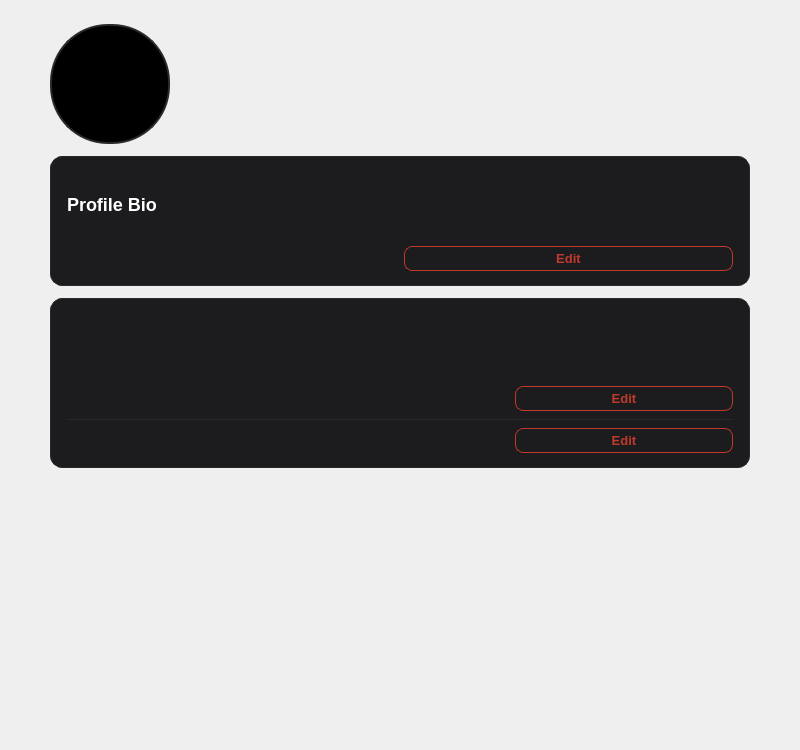
Old version of the form src/ui/profile/profile.ui in the repository DIDimov24/Aethera.
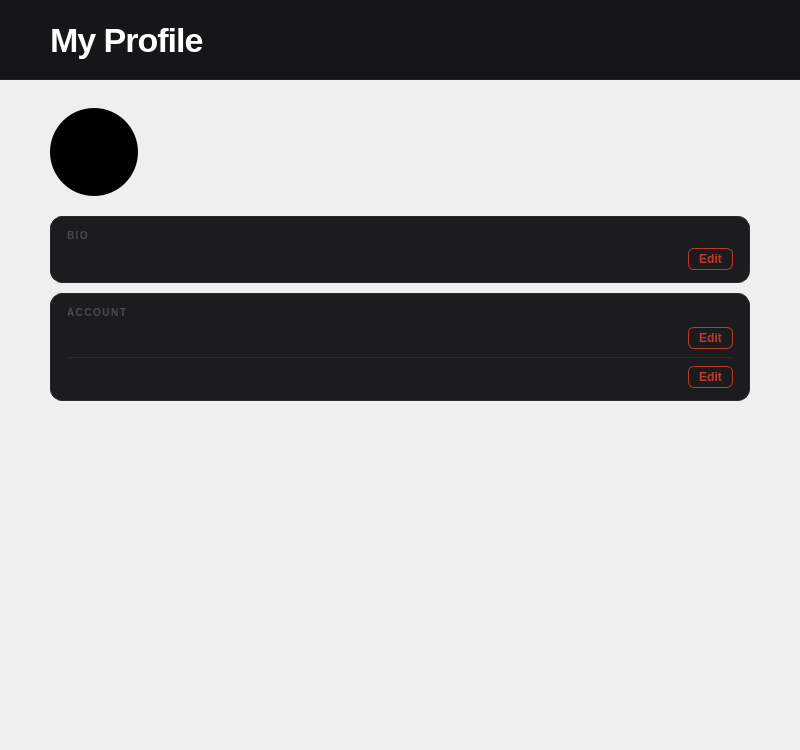
New version of the form.

What changed in the file:
```diff
--- a/src/ui/profile/profile.ui
+++ b/src/ui/profile/profile.ui
@@ -2,246 +2,186 @@
 <ui version="4.0">
  <class>Profile</class>
  <widget class="QWidget" name="Profile">
-  <property name="geometry">
-   <rect>
-    <x>0</x>
-    <y>0</y>
-    <width>800</width>
-    <height>750</height>
-   </rect>
-  </property>
-  <property name="windowTitle">
-   <string>Profile</string>
-  </property>
+  <property name="geometry"><rect><x>0</x><y>0</y><width>800</width><height>750</height></rect></property>
+  <property name="windowTitle"><string>Profile</string></property>
   <property name="styleSheet">
    <string notr="true">
 QWidget#Profile { background-color: #161618; }
+QWidget#profileHeader { background-color: #161618; border-bottom: 1px solid #222224; }
+QLabel#labelProfileTitle { color: #ffffff; font-size: 34px; font-weight: 700; letter-spacing: -1px; }
 QWidget#scrollAreaProfile { background: transparent; border: none; }
 QScrollBar:vertical { background: #0f0e1a; width: 8px; border-radius: 4px; }
 QScrollBar::handle:vertical { background: #2e2c50; border-radius: 4px; min-height: 30px; }
 QScrollBar::add-line:vertical, QScrollBar::sub-line:vertical { height: 0; }
-QWidget#avatarCircle { min-width: 116px; max-width: 116px; min-height: 116px; max-height: 116px; background-color: #000000; border-radius: 58px; border: 2px solid #2a2a2d; }
-QLabel#labelHeroUsername { color: #FFFFFF; font-size: 26px; font-weight: 700; margin-top: 4px; }
-QLabel#labelHeroGrade { color: #6b6b76; font-size: 15px; margin-top: 0px; }
-QLabel#labelHeroUsername { color: #FFFFFF; font-size: 22px; font-weight: 700; }
+QWidget#avatarCircle { min-width: 88px; max-width: 88px; min-height: 88px; max-height: 88px; background-color: #000000; border-radius: 44px; }
+QLabel#labelHeroUsername { color: #ffffff; font-size: 22px; font-weight: 700; }
 QLabel#labelHeroGrade { color: #6b6b76; font-size: 13px; }
-QLabel#labelSectionBio, QLabel#labelSectionAccount { color: #FFFFFF; font-size: 18px; font-weight: 700; }
-QLabel#labelSectionText { color: #6b6b76; font-size: 11px; font-weight: 600; letter-spacing: 0.08em; text-transform: uppercase; }
-QLabel#labelBioText, QLabel#labelAccountValue { color: #ffffff; font-size: 18px; }
-QLabel#labelBioTextEmpty, QLabel#labelBioTextActual { color: #6b6b76; font-size: 18px; }
-QLabel#labelAccountLabel, QLabel#labelFieldUsername, QLabel#labelFieldGrade { color: #6b6b76; font-size: 13px; }
+QLabel#labelSectionBio, QLabel#labelSectionAccount { color: #4a4a52; font-size: 10px; font-weight: 600; letter-spacing: 1.5px; }
+QLabel#labelBioText { font-size: 14px; }
+QLabel#labelFieldUsername, QLabel#labelFieldGrade { color: #6b6b76; font-size: 13px; min-width: 80px; max-width: 80px; }
+QLabel#labelAccountValueUsername, QLabel#labelAccountValueGrade { color: #ffffff; font-size: 14px; }
 QFrame#bioCard, QFrame#accountCard { background-color: #1c1c1f; border-radius: 12px; border: 1px solid #2a2a2d; }
 QFrame#innerDivider { background-color: #2a2a2d; min-height: 1px; max-height: 1px; border: none; }
-QPushButton#buttonEditBio, QPushButton#buttonEditUsername, QPushButton#buttonEditGrade { background-color: transparent; color: #c0392b; border: 1px solid #c0392b; border-radius: 8px; padding: 4px 12px; font-size: 13px; font-weight: 600; }
-QPushButton#buttonEditBio:hover, QPushButton#buttonEditUsername:hover, QPushButton#buttonEditGrade:hover { background-color: rgba(192, 57, 43, 0.12); }
+QPushButton#buttonEditBio, QPushButton#buttonEditUsername, QPushButton#buttonEditGrade {
+    background-color: transparent; color: #c0392b; border: 1px solid #c0392b;
+    border-radius: 6px; padding: 3px 10px; font-size: 12px; font-weight: 600;
+}
+QPushButton#buttonEditBio:hover, QPushButton#buttonEditUsername:hover, QPushButton#buttonEditGrade:hover {
+    background-color: rgba(192, 57, 43, 0.12);
+}
    </string>
   </property>
   <layout class="QVBoxLayout" name="pageProfileLayout">
-   <property name="spacing">
-    <number>0</number>
-   </property>
-   <property name="leftMargin">
-    <number>0</number>
-   </property>
-   <property name="topMargin">
-    <number>0</number>
-   </property>
-   <property name="rightMargin">
-    <number>0</number>
-   </property>
-   <property name="bottomMargin">
-    <number>0</number>
-   </property>
+   <property name="spacing"><number>0</number></property>
+   <property name="leftMargin"><number>0</number></property>
+   <property name="topMargin"><number>0</number></property>
+   <property name="rightMargin"><number>0</number></property>
+   <property name="bottomMargin"><number>0</number></property>
+   <item>
+    <widget class="QWidget" name="profileHeader" native="true">
+     <property name="minimumSize"><size><width>0</width><height>80</height></size></property>
+     <property name="maximumSize"><size><width>16777215</width><height>80</height></size></property>
+     <layout class="QHBoxLayout" name="profileHeaderLayout">
+      <property name="leftMargin"><number>50</number></property>
+      <property name="topMargin"><number>0</number></property>
+      <property name="rightMargin"><number>50</number></property>
+      <property name="bottomMargin"><number>0</number></property>
+      <item>
+       <widget class="QLabel" name="labelProfileTitle">
+        <property name="text"><string>My Profile</string></property>
+       </widget>
+      </item>
+      <item>
+       <spacer name="profileHeaderSpacer">
+        <property name="orientation"><enum>Qt::Orientation::Horizontal</enum></property>
+        <property name="sizeHint" stdset="0"><size><width>40</width><height>20</height></size></property>
+       </spacer>
+      </item>
+     </layout>
+    </widget>
+   </item>
    <item>
     <widget class="QScrollArea" name="scrollAreaProfile">
-     <property name="widgetResizable">
-      <bool>true</bool>
-     </property>
-     <property name="frameShape">
-      <enum>QFrame::Shape::NoFrame</enum>
-     </property>
+     <property name="widgetResizable"><bool>true</bool></property>
+     <property name="frameShape"><enum>QFrame::Shape::NoFrame</enum></property>
      <widget class="QWidget" name="scrollContentProfile">
-      <property name="geometry">
-       <rect>
-        <x>0</x>
-        <y>0</y>
-        <width>800</width>
-        <height>900</height>
-       </rect>
-      </property>
+      <property name="geometry"><rect><x>0</x><y>0</y><width>800</width><height>900</height></rect></property>
       <layout class="QVBoxLayout" name="layoutProfileContent">
-       <property name="spacing">
-        <number>12</number>
-       </property>
-       <property name="leftMargin">
-        <number>50</number>
-       </property>
-       <property name="topMargin">
-        <number>24</number>
-       </property>
-       <property name="rightMargin">
-        <number>50</number>
-       </property>
-       <property name="bottomMargin">
-        <number>20</number>
-       </property>
+       <property name="spacing"><number>0</number></property>
+       <property name="leftMargin"><number>50</number></property>
+       <property name="topMargin"><number>28</number></property>
+       <property name="rightMargin"><number>50</number></property>
+       <property name="bottomMargin"><number>40</number></property>
        <item>
         <layout class="QHBoxLayout" name="layoutHeroHeader">
-         <property name="spacing">
-          <number>12</number>
-         </property>
-         <property name="alignment">
-          <set>Qt::AlignLeft|Qt::AlignVCenter</set>
-         </property>
-         <item>
-          <widget class="QWidget" name="avatarCircle"/>
-         </item>
+         <property name="spacing"><number>20</number></property>
+         <item><widget class="QWidget" name="avatarCircle"/></item>
          <item>
           <layout class="QVBoxLayout" name="layoutHeroText">
-           <property name="spacing">
-            <number>0</number>
-           </property>
-           <item>
-            <widget class="QLabel" name="labelHeroUsername"/>
-           </item>
-           <item>
-            <widget class="QLabel" name="labelHeroGrade"/>
-           </item>
+           <property name="spacing"><number>4</number></property>
+           <item><widget class="QLabel" name="labelHeroUsername"/></item>
+           <item><widget class="QLabel" name="labelHeroGrade"/></item>
           </layout>
          </item>
+         <item>
+          <spacer name="heroHSpacer">
+           <property name="orientation"><enum>Qt::Orientation::Horizontal</enum></property>
+           <property name="sizeHint" stdset="0"><size><width>40</width><height>20</height></size></property>
+          </spacer>
+         </item>
         </layout>
        </item>
+       <item>
+        <widget class="QWidget" name="gapHeroCards" native="true">
+         <property name="minimumSize"><size><width>0</width><height>20</height></size></property>
+         <property name="maximumSize"><size><width>16777215</width><height>20</height></size></property>
+        </widget>
+       </item>
        <item>
         <widget class="QFrame" name="bioCard">
-         <property name="minimumSize">
-          <size>
-           <width>0</width>
-           <height>130</height>
-          </size>
-         </property>
-         <property name="sizePolicy">
-          <sizepolicy hsizetype="Preferred" vsizetype="Fixed">
-           <horstretch>0</horstretch>
-           <verstretch>0</verstretch>
-          </sizepolicy>
-         </property>
          <layout class="QVBoxLayout" name="layoutBioCard">
-          <property name="spacing">
-          <number>8</number>
-         </property>
-         <property name="leftMargin">
-          <number>16</number>
-         </property>
-         <property name="topMargin">
-          <number>14</number>
-         </property>
-         <property name="rightMargin">
-          <number>16</number>
-         </property>
-         <property name="bottomMargin">
-          <number>14</number>
-          </property>
-          <item>
-           <widget class="QLabel" name="labelSectionBio">
-            <property name="text">
-             <string>Profile Bio</string>
-            </property>
-           </widget>
-          </item>
+          <property name="spacing"><number>6</number></property>
+          <property name="leftMargin"><number>16</number></property>
+          <property name="topMargin"><number>12</number></property>
+          <property name="rightMargin"><number>16</number></property>
+          <property name="bottomMargin"><number>12</number></property>
+          <item><widget class="QLabel" name="labelSectionBio"><property name="text"><string>BIO</string></property></widget></item>
           <item>
            <layout class="QHBoxLayout" name="layoutBioRow">
+            <property name="spacing"><number>12</number></property>
+            <item><widget class="QLabel" name="labelBioText"/></item>
             <item>
-             <widget class="QLabel" name="labelBioText"/>
+             <spacer name="bioSpacer">
+              <property name="orientation"><enum>Qt::Orientation::Horizontal</enum></property>
+              <property name="sizeHint" stdset="0"><size><width>40</width><height>20</height></size></property>
+             </spacer>
             </item>
-            <item>
-             <spacer name="bioSpacer"/>
-            </item>
-            <item>
-             <widget class="QPushButton" name="buttonEditBio">
-              <property name="text">
-               <string>Edit</string>
-              </property>
-             </widget>
-            </item>
+            <item><widget class="QPushButton" name="buttonEditBio"><property name="text"><string>Edit</string></property></widget></item>
            </layout>
           </item>
          </layout>
         </widget>
        </item>
+       <item>
+        <widget class="QWidget" name="gapCards" native="true">
+         <property name="minimumSize"><size><width>0</width><height>10</height></size></property>
+         <property name="maximumSize"><size><width>16777215</width><height>10</height></size></property>
+        </widget>
+       </item>
        <item>
         <widget class="QFrame" name="accountCard">
-         <property name="minimumSize">
-          <size>
-           <width>0</width>
-           <height>170</height>
-          </size>
-         </property>
-         <property name="sizePolicy">
-          <sizepolicy hsizetype="Preferred" vsizetype="Fixed">
-           <horstretch>0</horstretch>
-           <verstretch>0</verstretch>
-          </sizepolicy>
-         </property>
          <layout class="QVBoxLayout" name="layoutAccountCard">
-          <property name="spacing">
-           <number>8</number>
-          </property>
-          <property name="leftMargin">
-           <number>16</number>
-          </property>
-          <property name="topMargin">
-           <number>14</number>
-          </property>
-          <property name="rightMargin">
-           <number>16</number>
-          </property>
-          <property name="bottomMargin">
-           <number>14</number>
-          </property>
+          <property name="spacing"><number>0</number></property>
+          <property name="leftMargin"><number>16</number></property>
+          <property name="topMargin"><number>12</number></property>
+          <property name="rightMargin"><number>16</number></property>
+          <property name="bottomMargin"><number>12</number></property>
+          <item><widget class="QLabel" name="labelSectionAccount"><property name="text"><string>ACCOUNT</string></property></widget></item>
           <item>
-           <widget class="QLabel" name="labelSectionAccount"/>
+           <widget class="QWidget" name="accountTopGap" native="true">
+            <property name="minimumSize"><size><width>0</width><height>8</height></size></property>
+            <property name="maximumSize"><size><width>16777215</width><height>8</height></size></property>
+           </widget>
           </item>
           <item>
            <layout class="QHBoxLayout" name="layoutAccountRow1">
+            <property name="spacing"><number>12</number></property>
+            <item><widget class="QLabel" name="labelFieldUsername"/></item>
+            <item><widget class="QLabel" name="labelAccountValueUsername"/></item>
             <item>
-             <widget class="QLabel" name="labelFieldUsername"/>
+             <spacer name="accountRow1Spacer">
+              <property name="orientation"><enum>Qt::Orientation::Horizontal</enum></property>
+              <property name="sizeHint" stdset="0"><size><width>40</width><height>20</height></size></property>
+             </spacer>
             </item>
-            <item>
-             <widget class="QLabel" name="labelAccountValueUsername"/>
-            </item>
-            <item>
-             <spacer name="accountRow1Spacer"/>
-            </item>
-            <item>
-             <widget class="QPushButton" name="buttonEditUsername">
-              <property name="text">
-               <string>Edit</string>
-              </property>
-             </widget>
-            </item>
+            <item><widget class="QPushButton" name="buttonEditUsername"><property name="text"><string>Edit</string></property></widget></item>
            </layout>
           </item>
           <item>
-           <widget class="QFrame" name="innerDivider"/>
+           <widget class="QWidget" name="divGapTop" native="true">
+            <property name="minimumSize"><size><width>0</width><height>8</height></size></property>
+            <property name="maximumSize"><size><width>16777215</width><height>8</height></size></property>
+           </widget>
+          </item>
+          <item><widget class="QFrame" name="innerDivider"/></item>
+          <item>
+           <widget class="QWidget" name="divGapBottom" native="true">
+            <property name="minimumSize"><size><width>0</width><height>8</height></size></property>
+            <property name="maximumSize"><size><width>16777215</width><height>8</height></size></property>
+           </widget>
           </item>
           <item>
            <layout class="QHBoxLayout" name="layoutAccountRow2">
+            <property name="spacing"><number>12</number></property>
+            <item><widget class="QLabel" name="labelFieldGrade"/></item>
+            <item><widget class="QLabel" name="labelAccountValueGrade"/></item>
             <item>
-             <widget class="QLabel" name="labelFieldGrade"/>
+             <spacer name="accountRow2Spacer">
+              <property name="orientation"><enum>Qt::Orientation::Horizontal</enum></property>
+              <property name="sizeHint" stdset="0"><size><width>40</width><height>20</height></size></property>
+             </spacer>
             </item>
-            <item>
-             <widget class="QLabel" name="labelAccountValueGrade"/>
-            </item>
-            <item>
-             <spacer name="accountRow2Spacer"/>
-            </item>
-            <item>
-             <widget class="QPushButton" name="buttonEditGrade">
-              <property name="text">
-               <string>Edit</string>
-              </property>
-             </widget>
-            </item>
+            <item><widget class="QPushButton" name="buttonEditGrade"><property name="text"><string>Edit</string></property></widget></item>
            </layout>
           </item>
          </layout>
@@ -249,15 +189,8 @@
        </item>
        <item>
         <spacer name="bottomSpacer">
-         <property name="orientation">
-          <enum>Qt::Orientation::Vertical</enum>
-         </property>
-         <property name="sizeHint" stdset="0">
-          <size>
-           <width>20</width>
-           <height>150</height>
-          </size>
-         </property>
+         <property name="orientation"><enum>Qt::Orientation::Vertical</enum></property>
+         <property name="sizeHint" stdset="0"><size><width>20</width><height>40</height></size></property>
         </spacer>
        </item>
       </layout>
```
Left out of the diff: 4 changed lines with no effect on the pictures.
